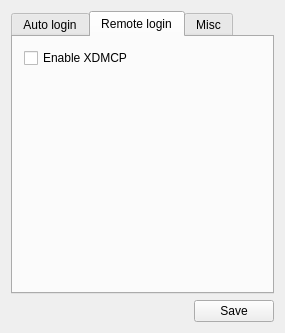
Before: the Qt Designer form src-qt4/pc-dmconf/mainwindow.ui in trueos/pcbsd, drawn with Qt 5.
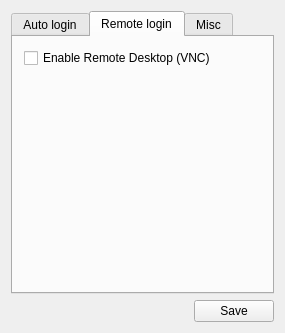
After: the same form once the commit is applied. The open tabs and pages were chosen to show the change. Icons and pictures are not drawn.

Commit message: Update pcdm to setup remote VNC properly

What changed in the file:
```diff
--- a/src-qt4/pc-dmconf/mainwindow.ui
+++ b/src-qt4/pc-dmconf/mainwindow.ui
@@ -95,7 +95,7 @@
         <item row="0" column="0">
          <widget class="QCheckBox" name="EnableXDCMP">
           <property name="text">
-           <string>Enable XDMCP</string>
+           <string>Enable Remote Desktop (VNC)</string>
           </property>
          </widget>
         </item>
```
Left out of the diff: 2 changed lines with no effect on the pictures. The commit also changes 2 other files.
